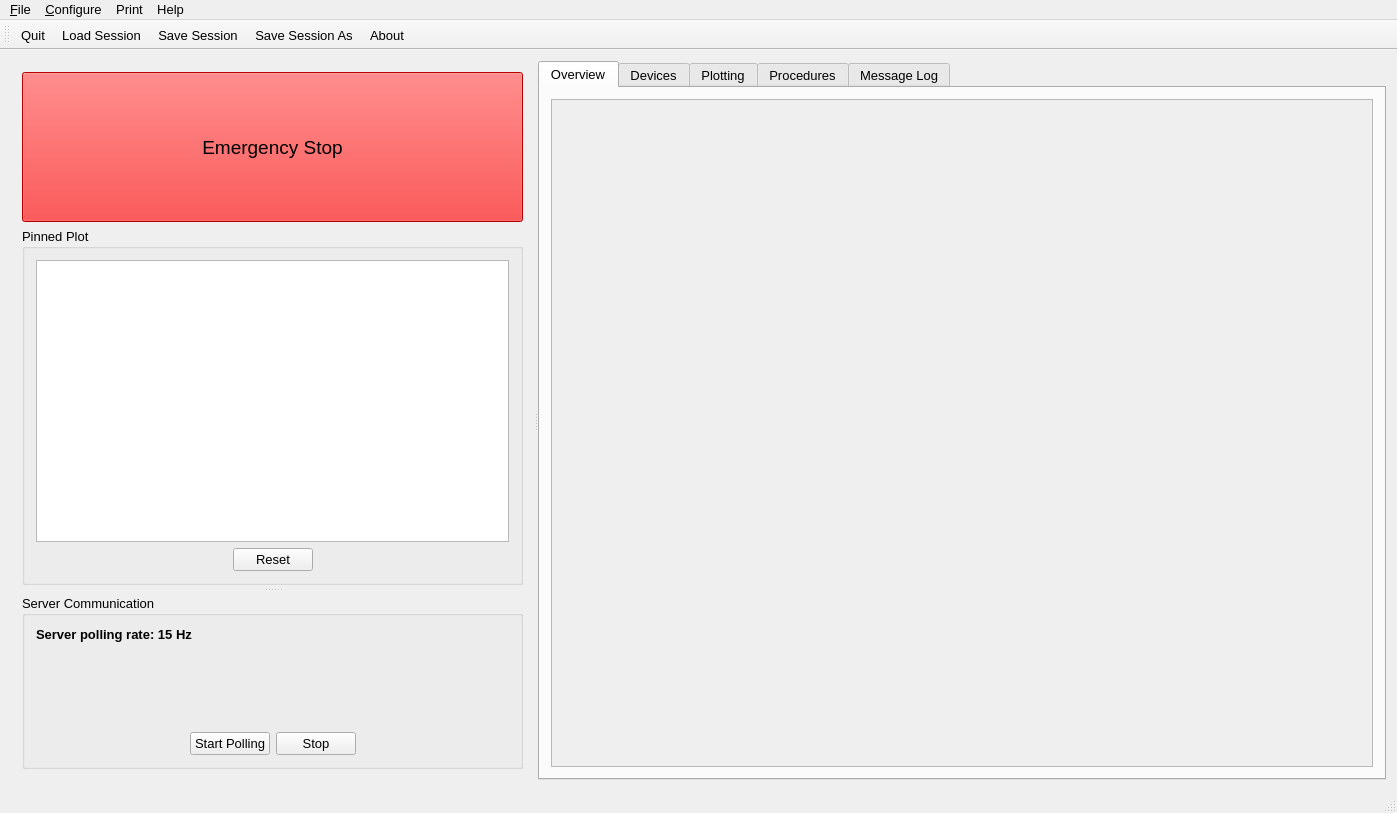
The window that pycontrolsystem/Client/designer/MainWindow.ui (DanielWinklehner/pycontrolsystem) describes before a commit, drawn with Qt 5.
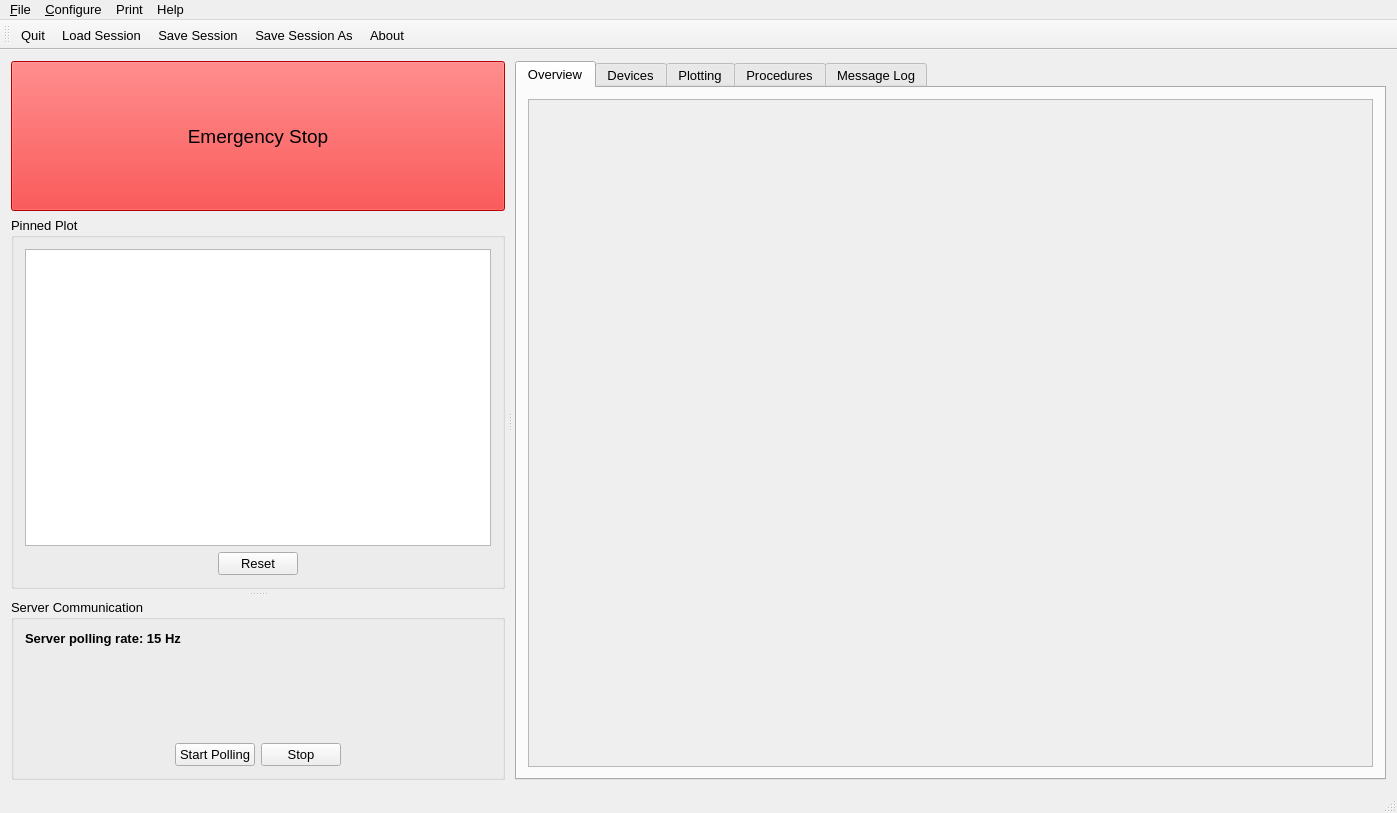
The same window after the commit. The open tabs and pages were chosen to show the change. Custom widgets are drawn as their Qt base class.

Commit message: Fixed some layout issues -DW

```diff
--- a/pycontrolsystem/Client/designer/MainWindow.ui
+++ b/pycontrolsystem/Client/designer/MainWindow.ui
@@ -29,18 +29,19 @@
    <enum>QTabWidget::Rounded</enum>
   </property>
   <widget class="QWidget" name="centralWidget">
-   <layout class="QVBoxLayout" name="verticalLayout">
+   <layout class="QVBoxLayout" name="verticalLayout_7">
     <item>
-     <widget class="QSplitter" name="splitMain">
-      <property name="font">
-       <font>
-        <pointsize>10</pointsize>
-       </font>
-      </property>
+     <widget class="QSplitter" name="splitter_horizontal">
       <property name="orientation">
        <enum>Qt::Horizontal</enum>
       </property>
-      <widget class="QFrame" name="frame_3">
+      <property name="handleWidth">
+       <number>10</number>
+      </property>
+      <property name="childrenCollapsible">
+       <bool>false</bool>
+      </property>
+      <widget class="QWidget" name="splitter_meta_widget_left_pane" native="true">
        <property name="minimumSize">
         <size>
          <width>250</width>
@@ -64,13 +65,19 @@
          <pointsize>10</pointsize>
         </font>
        </property>
-       <property name="frameShape">
-        <enum>QFrame::NoFrame</enum>
-       </property>
-       <property name="frameShadow">
-        <enum>QFrame::Raised</enum>
-       </property>
        <layout class="QVBoxLayout" name="verticalLayout_5">
+        <property name="leftMargin">
+         <number>0</number>
+        </property>
+        <property name="topMargin">
+         <number>0</number>
+        </property>
+        <property name="rightMargin">
+         <number>0</number>
+        </property>
+        <property name="bottomMargin">
+         <number>0</number>
+        </property>
         <item>
          <widget class="QPushButton" name="btnStop">
           <property name="sizePolicy">
@@ -99,16 +106,31 @@
          </widget>
         </item>
         <item>
-         <widget class="QSplitter" name="splitSide">
-          <property name="frameShape">
-           <enum>QFrame::NoFrame</enum>
-          </property>
+         <widget class="QSplitter" name="splitter_vertical">
           <property name="orientation">
            <enum>Qt::Vertical</enum>
           </property>
           <property name="handleWidth">
            <number>10</number>
           </property>
+          <property name="childrenCollapsible">
+           <bool>false</bool>
+          </property>
+          <widget class="QWidget" name="splitter_meta_widget_pinned_plot" native="true">
+           <layout class="QVBoxLayout" name="verticalLayout_8">
+            <property name="leftMargin">
+             <number>0</number>
+            </property>
+            <property name="topMargin">
+             <number>0</number>
+            </property>
+            <property name="rightMargin">
+             <number>0</number>
+            </property>
+            <property name="bottomMargin">
+             <number>0</number>
+            </property>
+            <item>
           <widget class="QGroupBox" name="gbPinnedPlot">
            <property name="minimumSize">
             <size>
@@ -124,6 +146,7 @@
            </property>
            <property name="font">
             <font>
+                <family>MS Shell Dlg 2</family>
              <pointsize>10</pointsize>
             </font>
            </property>
@@ -179,7 +202,30 @@
             </item>
            </layout>
           </widget>
+            </item>
+           </layout>
+          </widget>
+          <widget class="QWidget" name="splitter_meta_widget_server_com" native="true">
+           <layout class="QVBoxLayout" name="verticalLayout_9">
+            <property name="leftMargin">
+             <number>0</number>
+            </property>
+            <property name="topMargin">
+             <number>0</number>
+            </property>
+            <property name="rightMargin">
+             <number>0</number>
+            </property>
+            <property name="bottomMargin">
+             <number>0</number>
+            </property>
+            <item>
           <widget class="QGroupBox" name="groupBox">
+              <property name="font">
+               <font>
+                <family>MS Shell Dlg 2</family>
+               </font>
+              </property>
            <property name="title">
             <string>Server Communication</string>
            </property>
@@ -257,10 +303,28 @@
             </item>
            </layout>
           </widget>
-         </widget>
+            </item>
+           </layout>
+          </widget>
+         </widget>
         </item>
        </layout>
       </widget>
+      <widget class="QWidget" name="splitter_meta_widget_tab" native="true">
+       <layout class="QVBoxLayout" name="verticalLayout">
+        <property name="leftMargin">
+         <number>0</number>
+        </property>
+        <property name="topMargin">
+         <number>0</number>
+        </property>
+        <property name="rightMargin">
+         <number>0</number>
+        </property>
+        <property name="bottomMargin">
+         <number>0</number>
+        </property>
+        <item>
       <widget class="TabWindowWidget" name="tabMain">
        <property name="sizePolicy">
         <sizepolicy hsizetype="Expanding" vsizetype="Expanding">
@@ -324,7 +388,7 @@
              <rect>
               <x>0</x>
               <y>0</y>
-              <width>830</width>
+                 <width>472</width>
               <height>677</height>
              </rect>
             </property>
@@ -698,6 +762,9 @@
          </item>
         </layout>
        </widget>
+         </widget>
+        </item>
+       </layout>
       </widget>
      </widget>
     </item>
```
Left out of the diff: 6 changed lines with no effect on the pictures. Lines whose indentation alone changed are shown as unchanged. The commit also changes 1 other file.
